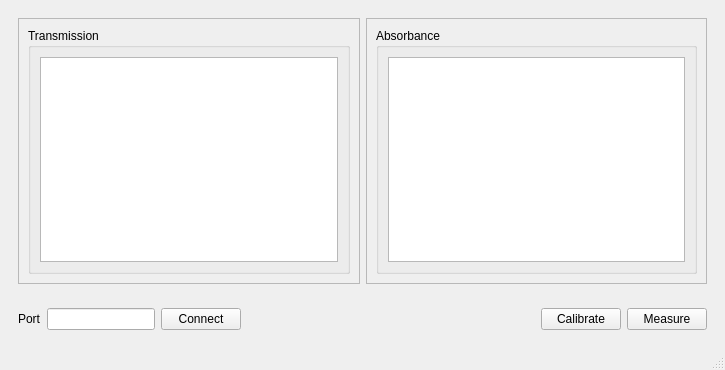
First picture: the form in python/colorimeter/colorimeter/colorimeter_gui.ui, repository iorodeo/colorimeter, before the edit.
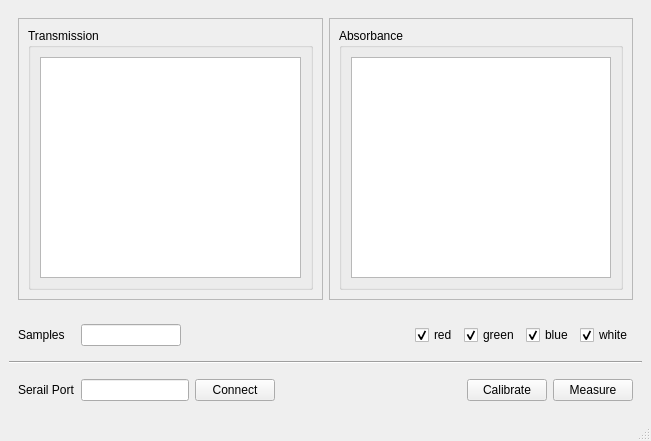
Second picture: the form after the edit.

Commit message: Fixed bug in firmware which caused white values to be the same as the red values. Added color selection checkboxes to GUI. Added number of samples line edit to GUI.

Patch:
```diff
--- a/python/colorimeter/colorimeter/colorimeter_gui.ui
+++ b/python/colorimeter/colorimeter/colorimeter_gui.ui
@@ -6,8 +6,8 @@
    <rect>
     <x>0</x>
     <y>0</y>
-    <width>725</width>
-    <height>370</height>
+    <width>651</width>
+    <height>441</height>
    </rect>
   </property>
   <property name="windowTitle">
@@ -69,6 +69,149 @@
       </layout>
      </widget>
     </item>
+    <item>
+     <widget class="QWidget" name="widget_3" native="true">
+      <layout class="QHBoxLayout" name="horizontalLayout_3">
+       <item>
+        <widget class="QLabel" name="label_2">
+         <property name="sizePolicy">
+          <sizepolicy hsizetype="Fixed" vsizetype="Preferred">
+           <horstretch>0</horstretch>
+           <verstretch>0</verstretch>
+          </sizepolicy>
+         </property>
+         <property name="text">
+          <string>Samples   </string>
+         </property>
+        </widget>
+       </item>
+       <item>
+        <widget class="QLineEdit" name="samplesLineEdit">
+         <property name="sizePolicy">
+          <sizepolicy hsizetype="Fixed" vsizetype="Fixed">
+           <horstretch>0</horstretch>
+           <verstretch>0</verstretch>
+          </sizepolicy>
+         </property>
+         <property name="maximumSize">
+          <size>
+           <width>100</width>
+           <height>16777215</height>
+          </size>
+         </property>
+        </widget>
+       </item>
+       <item>
+        <spacer name="horizontalSpacer_2">
+         <property name="orientation">
+          <enum>Qt::Horizontal</enum>
+         </property>
+         <property name="sizeHint" stdset="0">
+          <size>
+           <width>40</width>
+           <height>20</height>
+          </size>
+         </property>
+        </spacer>
+       </item>
+       <item>
+        <widget class="QCheckBox" name="redCheckBox">
+         <property name="sizePolicy">
+          <sizepolicy hsizetype="Fixed" vsizetype="Fixed">
+           <horstretch>0</horstretch>
+           <verstretch>0</verstretch>
+          </sizepolicy>
+         </property>
+         <property name="maximumSize">
+          <size>
+           <width>65</width>
+           <height>16777215</height>
+          </size>
+         </property>
+         <property name="text">
+          <string>red</string>
+         </property>
+         <property name="checked">
+          <bool>true</bool>
+         </property>
+        </widget>
+       </item>
+       <item>
+        <widget class="QCheckBox" name="greenCheckBox">
+         <property name="sizePolicy">
+          <sizepolicy hsizetype="Fixed" vsizetype="Fixed">
+           <horstretch>0</horstretch>
+           <verstretch>0</verstretch>
+          </sizepolicy>
+         </property>
+         <property name="maximumSize">
+          <size>
+           <width>65</width>
+           <height>16777215</height>
+          </size>
+         </property>
+         <property name="text">
+          <string>green</string>
+         </property>
+         <property name="checked">
+          <bool>true</bool>
+         </property>
+        </widget>
+       </item>
+       <item>
+        <widget class="QCheckBox" name="blueCheckBox">
+         <property name="sizePolicy">
+          <sizepolicy hsizetype="Fixed" vsizetype="Fixed">
+           <horstretch>0</horstretch>
+           <verstretch>0</verstretch>
+          </sizepolicy>
+         </property>
+         <property name="maximumSize">
+          <size>
+           <width>65</width>
+           <height>16777215</height>
+          </size>
+         </property>
+         <property name="text">
+          <string>blue</string>
+         </property>
+         <property name="checked">
+          <bool>true</bool>
+         </property>
+        </widget>
+       </item>
+       <item>
+        <widget class="QCheckBox" name="whiteCheckBox">
+         <property name="sizePolicy">
+          <sizepolicy hsizetype="Fixed" vsizetype="Fixed">
+           <horstretch>0</horstretch>
+           <verstretch>0</verstretch>
+          </sizepolicy>
+         </property>
+         <property name="maximumSize">
+          <size>
+           <width>65</width>
+           <height>16777215</height>
+          </size>
+         </property>
+         <property name="text">
+          <string>white</string>
+         </property>
+         <property name="checked">
+          <bool>true</bool>
+         </property>
+        </widget>
+       </item>
+      </layout>
+     </widget>
+    </item>
+    <item>
+     <widget class="Line" name="line">
+      <property name="orientation">
+       <enum>Qt::Horizontal</enum>
+      </property>
+     </widget>
+    </item>
     <item>
      <widget class="QWidget" name="widget" native="true">
       <property name="sizePolicy">
@@ -81,7 +224,7 @@
        <item>
         <widget class="QLabel" name="label">
          <property name="text">
-          <string>Port</string>
+          <string>Serail Port</string>
          </property>
         </widget>
        </item>
```
Left out of the diff: 2 changed lines with no effect on the pictures. The commit also changes 4 other files.
